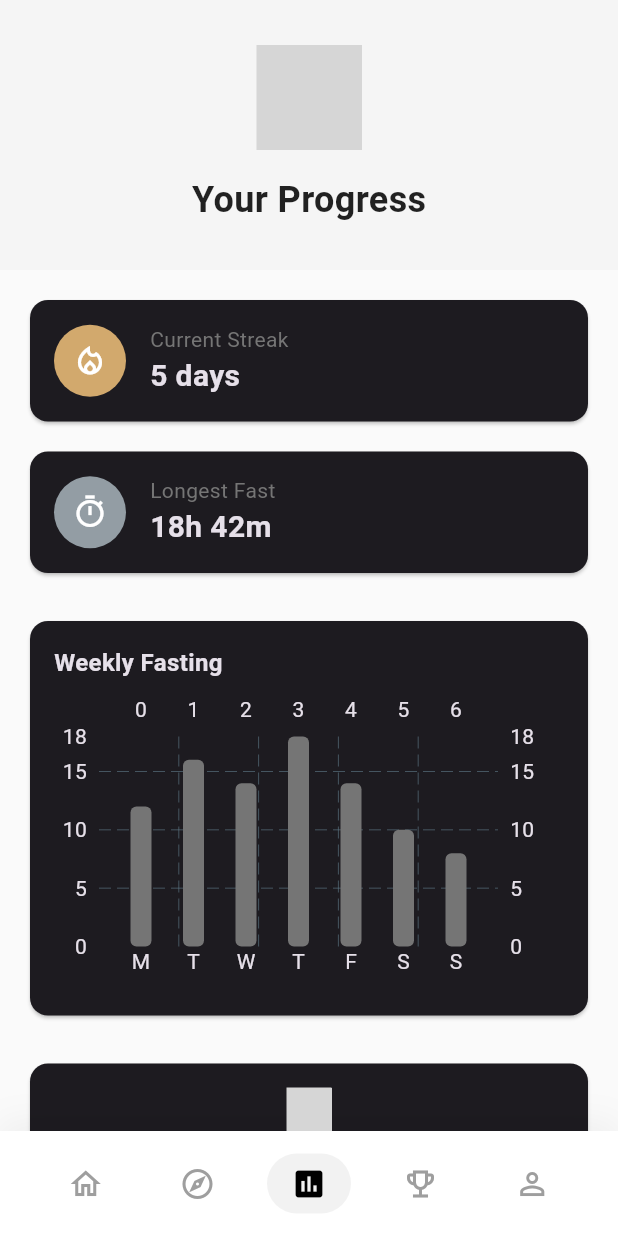
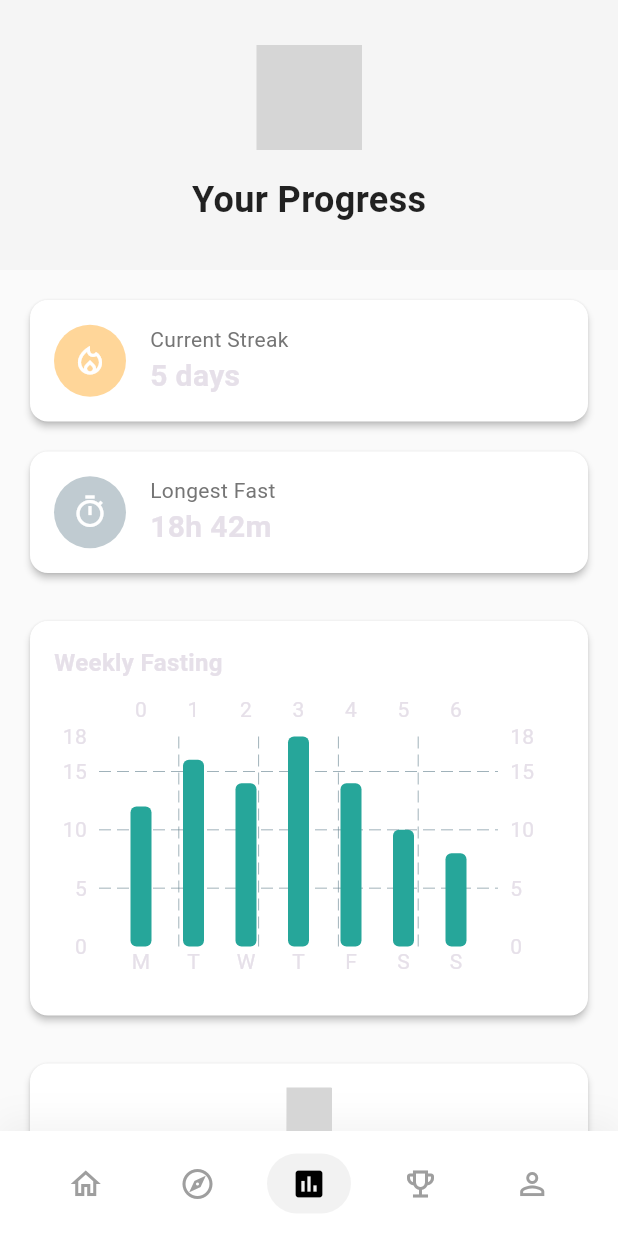
Before and after one commit to snowfoxwoo/learn_flutter, a Flutter app: the screen it shows after launch, item 3 of the bottom bar chosen, on a phone screen of 412 x 824 dp. Run offline on Flutter 3.47's test engine with Material 3 defaults, Android fonts, the phone set to English and light mode, and no system bars; drawn by our look-alikes of fl_chart, flutter_animate; our stand-ins replace assets_audio_player, camera, flutter_svg, geolocator, rflutter_alert, shared_preferences; missing offline and left inert: tflite_flutter; grey boxes are pictures that could not be loaded.

Commit message:
fix report screen cards

```diff
--- a/flouriscent_nutrional_app/lib/screens/report.dart
+++ b/flouriscent_nutrional_app/lib/screens/report.dart
@@ -46,26 +46,26 @@ class ReportScreen extends StatelessWidget {
               padding: const EdgeInsets.all(16),
               child: Column(
                 children: [
-                  _buildMetricCard(
+                  _buildWhiteMetricCard(
                     title: 'Current Streak',
                     value: '5 days',
                     icon: Icons.local_fire_department_outlined,
                     color: Colors.orange[200]!,
                   ).animate().fadeIn(delay: 200.ms).slideY(begin: 0.2),
                   const SizedBox(height: 12),
-                  _buildMetricCard(
+                  _buildWhiteMetricCard(
                     title: 'Longest Fast',
                     value: '18h 42m',
                     icon: Icons.timer_outlined,
                     color: Colors.blueGrey[200]!,
                   ).animate().fadeIn(delay: 400.ms).slideY(begin: 0.2),
                   const SizedBox(height: 24),
-                  _buildChart()
+                  _buildWhiteChart()
                       .animate()
                       .fadeIn(delay: 600.ms)
                       .scale(begin: Offset(0.95, 0.95)),
                   const SizedBox(height: 24),
-                  _buildQuoteCard()
+                  _buildWhiteQuoteCard()
                       .animate()
                       .fadeIn(delay: 800.ms)
                       .slideY(begin: 0.1),
@@ -78,15 +78,16 @@ class ReportScreen extends StatelessWidget {
     );
   }
 
-  Widget _buildMetricCard({
+  Widget _buildWhiteMetricCard({
     required String title,
     required String value,
     required IconData icon,
     required Color color,
   }) {
     return Card(
-      elevation: 1,
+      elevation: 2,
       shape: RoundedRectangleBorder(borderRadius: BorderRadius.circular(12)),
+      color: Colors.white,
       child: Padding(
         padding: const EdgeInsets.all(16),
         child: Row(
@@ -122,10 +123,11 @@ class ReportScreen extends StatelessWidget {
     );
   }
 
-  Widget _buildChart() {
+  Widget _buildWhiteChart() {
     return Card(
-      elevation: 1,
+      elevation: 2,
       shape: RoundedRectangleBorder(borderRadius: BorderRadius.circular(12)),
+      color: Colors.white,
       child: Padding(
         padding: const EdgeInsets.all(16),
         child: Column(
@@ -168,7 +170,7 @@ class ReportScreen extends StatelessWidget {
                       barRods: [
                         BarChartRodData(
                           toY: heights[index].toDouble(),
-                          color: Colors.grey[600]!,
+                          color: Colors.teal[400]!,
                           width: 14,
                           borderRadius: BorderRadius.circular(4),
                         ),
@@ -184,10 +186,11 @@ class ReportScreen extends StatelessWidget {
     );
   }
 
-  Widget _buildQuoteCard() {
+  Widget _buildWhiteQuoteCard() {
     return Card(
-      elevation: 1,
+      elevation: 2,
       shape: RoundedRectangleBorder(borderRadius: BorderRadius.circular(12)),
+      color: Colors.white,
       child: Padding(
         padding: const EdgeInsets.all(16),
         child: Column(
@@ -195,7 +198,7 @@ class ReportScreen extends StatelessWidget {
             SvgPicture.asset(
               'assets/quote.svg',
               height: 30,
-              color: Colors.grey[600],
+              color: Colors.teal[400],
             ),
             const SizedBox(height: 12),
             const Text(
@@ -207,12 +210,15 @@ class ReportScreen extends StatelessWidget {
             Container(
               padding: const EdgeInsets.symmetric(horizontal: 24, vertical: 10),
               decoration: BoxDecoration(
-                color: Colors.grey[200],
+                color: Colors.teal[50],
                 borderRadius: BorderRadius.circular(20),
               ),
-              child: const Text(
+              child: Text(
                 'You\'re doing great!',
-                style: TextStyle(fontWeight: FontWeight.w500),
+                style: TextStyle(
+                  color: Colors.teal[800],
+                  fontWeight: FontWeight.w500,
+                ),
               ),
             ),
           ],
```
